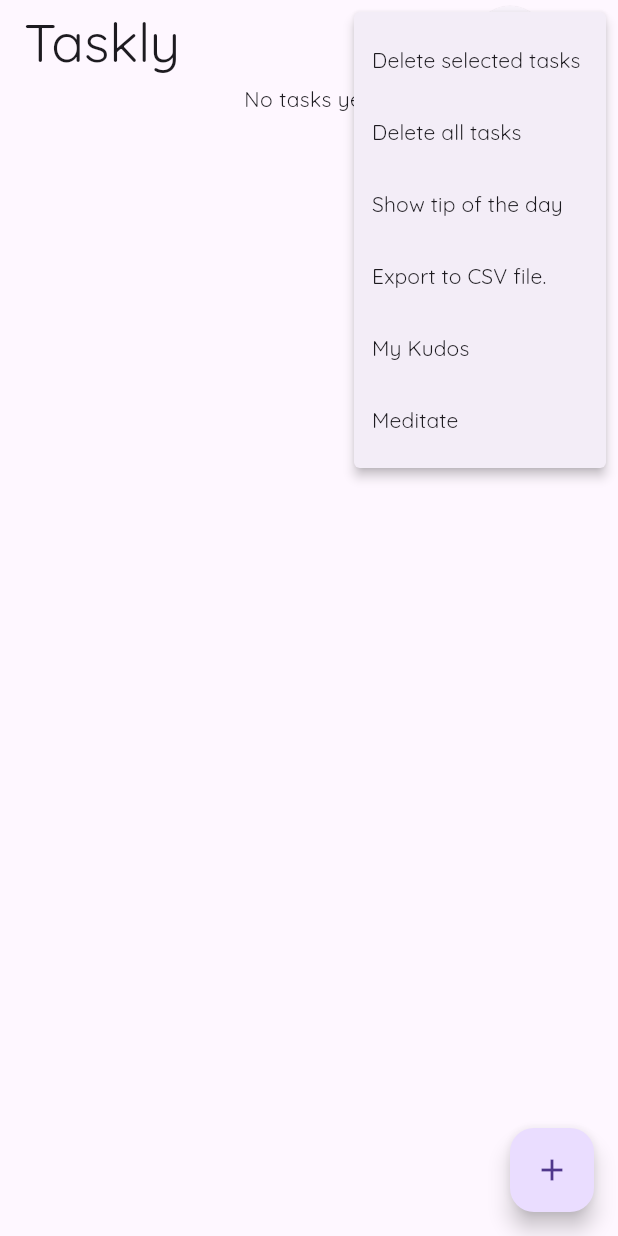
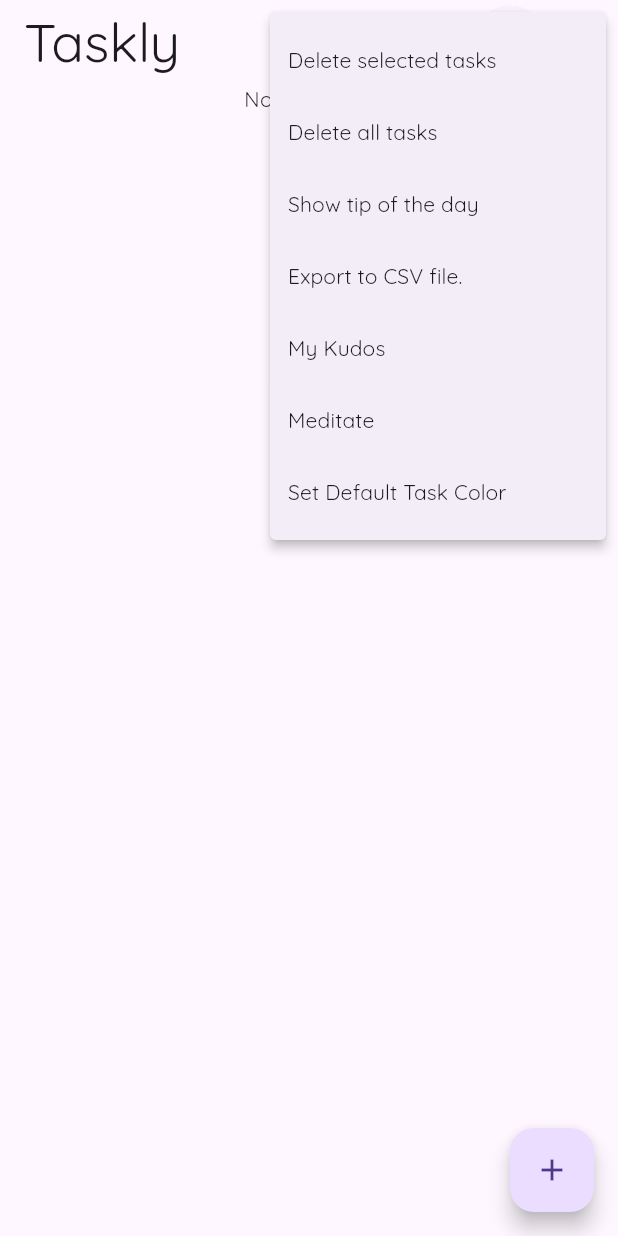
Before and after one commit to IMGIITRoorkee/Taskly, a Flutter app: the HomeScreen screen opened directly, after a tap on the "add" icon, after a tap on the "more vert" icon, on a phone screen of 412 x 824 dp. Run offline on Flutter 3.47's test engine with Material 3 defaults, Android fonts, the phone set to English and light mode, and no system bars; our stand-ins replace audioplayers, circular_countdown_timer, csv, file_picker, flutter_colorpicker, flutter_slidable and 6 more; missing offline and left inert: choice, duration_picker, flutter_confetti; accounts and stored records are empty; network calls fail.

Commit message:
added option to select default colour

```diff
--- a/lib/enums/taskoptions.dart
+++ b/lib/enums/taskoptions.dart
@@ -6,4 +6,5 @@ enum TaskOption {
   launchMeditationScreen,
   toggleTipVisibility,
   exportToCSV,
+  defaultColor,
 }
--- a/lib/screens/home_screen.dart
+++ b/lib/screens/home_screen.dart
@@ -14,6 +14,7 @@ import 'package:taskly/screens/tasklist_screen.dart';
 import 'package:taskly/models/task.dart';
 import 'package:taskly/storage/task_storage.dart';
 import 'package:taskly/service/random_tip_service.dart';
+import 'package:taskly/widgets/default_color.dart';
 import 'package:taskly/widgets/theme_mode_switch.dart';
 import 'package:taskly/widgets/tip_of_day_card.dart';
 import 'dart:io';
@@ -189,6 +190,8 @@ class _HomeScreenState extends State<HomeScreen> {
         showtip = !showtip;
       } else if (option == TaskOption.exportToCSV) {
         exportToCSV(tasks);
+      } else if (option == TaskOption.defaultColor){
+        showColorPickerDialog(context);
       }
     });
     void _editTask(int index) async {
@@ -345,6 +348,10 @@ class _HomeScreenState extends State<HomeScreen> {
                   value: TaskOption.launchMeditationScreen,
                   child: Text("Meditate"),
                 ),
+                const PopupMenuItem(
+                  value: TaskOption.defaultColor,
+                  child: Text("Set Default Task Color"),
+                ),
               ];
             },
           ),
--- a/lib/screens/taskform_screen.dart
+++ b/lib/screens/taskform_screen.dart
@@ -4,6 +4,7 @@ import 'package:flutter_colorpicker/flutter_colorpicker.dart';
 import 'package:taskly/models/task.dart';
 import 'package:taskly/service/speech_service.dart';
 import 'package:taskly/constants.dart';
+import 'package:taskly/storage/task_storage.dart';
 import 'package:taskly/utils/date_utils.dart';
 import 'package:taskly/widgets/repeat_select_card.dart';
 
@@ -29,8 +30,9 @@ class _TaskFormScreenState extends State<TaskFormScreen> {
   var hasDeadline = false;
   DateTime? deadline;
   Task? selectedDependency;
-  Color selectedColor = Colors.blue;
+  Color? selectedColor;
   int? repeatInterval;
+  Color defaultColor = Colors.blue;
 
   bool isTitleListening = false;
 
@@ -46,7 +48,6 @@ class _TaskFormScreenState extends State<TaskFormScreen> {
     selectedDependency = widget.task?.dependency;
     widget.availableTasks.remove(widget.task);
     hasDeadline = widget.task?.hasDeadline ?? false;
-    selectedColor = widget.task?.color ?? Colors.blue;
     _titleController.addListener(_onTitleChanged);
     _focusNode.addListener(() {
       if (!_focusNode.hasFocus) {
@@ -57,6 +58,7 @@ class _TaskFormScreenState extends State<TaskFormScreen> {
         widget.task?.recurringDays == 0 ? null : widget.task?.recurringDays;
 
     if (hasDeadline) deadline = widget.task?.deadline;
+    setSelectedColour();
   }
 
     @override
@@ -67,7 +69,10 @@ class _TaskFormScreenState extends State<TaskFormScreen> {
     _focusNode.dispose();
     super.dispose();
   }
-
+void setSelectedColour() async{
+  defaultColor = await DefaultTaskColorStorage.loadDefaultColor();
+  selectedColor = widget.task?.color ?? defaultColor;
+}
  void _onTitleChanged() {
   final input = _titleController.text.toLowerCase();
   final newSuggestions = suggestions
@@ -146,7 +151,7 @@ void _createOverlay() {
         title: const Text('Pick Task Color'),
         content: SingleChildScrollView(
           child: ColorPicker(
-            pickerColor: selectedColor,
+            pickerColor: selectedColor?? defaultColor,
             onColorChanged: (color) {
               setState(() {
                 selectedColor = color;
@@ -350,7 +355,7 @@ void _createOverlay() {
             hasDeadline: hasDeadline,
             deadline: hasDeadline ? deadline : null,
             recurringDays: repeatInterval,
-            color: selectedColor,
+            color: selectedColor ?? defaultColor,
           );
           Fluttertoast.showToast(
               msg: editing
--- a/lib/storage/task_storage.dart
+++ b/lib/storage/task_storage.dart
@@ -1,4 +1,5 @@
 import 'dart:convert';
+import 'package:flutter/material.dart';
 import 'package:shared_preferences/shared_preferences.dart';
 import 'package:taskly/models/task.dart';
 
@@ -22,3 +23,17 @@ class TaskStorage {
         .toList();
   }
 }
+
+class DefaultTaskColorStorage {
+  static const String _defaultColorKey = 'defaultColor';
+
+  static Future<void> saveDefaultColor(int color) async {
+    final prefs = await SharedPreferences.getInstance();
+    await prefs.setInt(_defaultColorKey, color);
+  }
+
+  static Future<Color> loadDefaultColor() async {
+    final prefs = await SharedPreferences.getInstance();
+    return Color(prefs.getInt(_defaultColorKey)?? Colors.blue as int);
+  }
+}
```
Also changed, not shown: lib/widgets/default_color.dart (added, +181 -0 lines).
